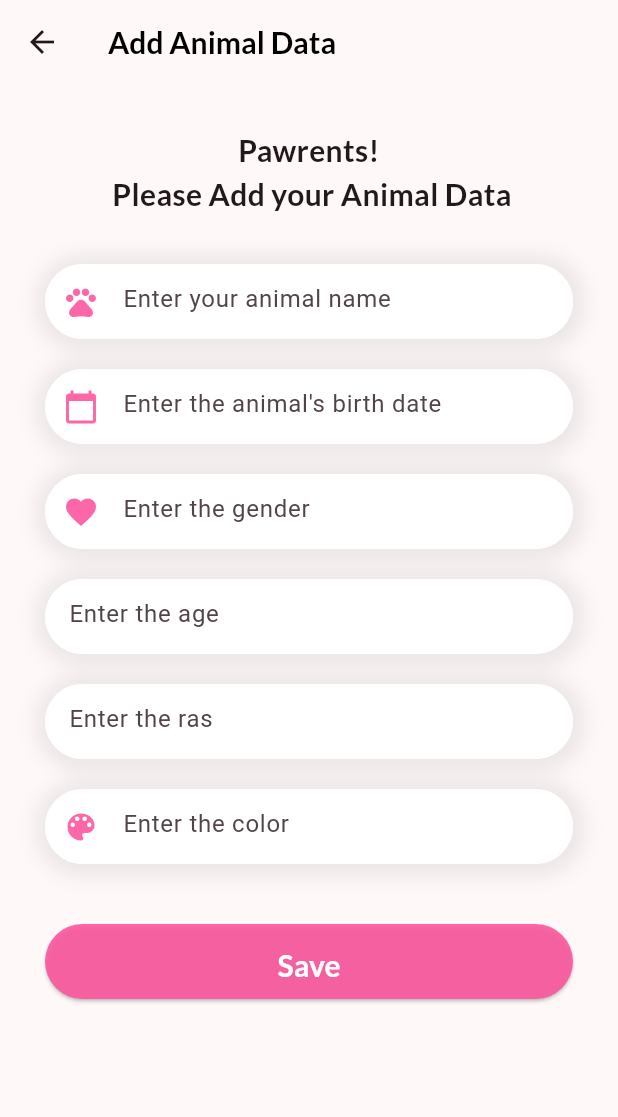
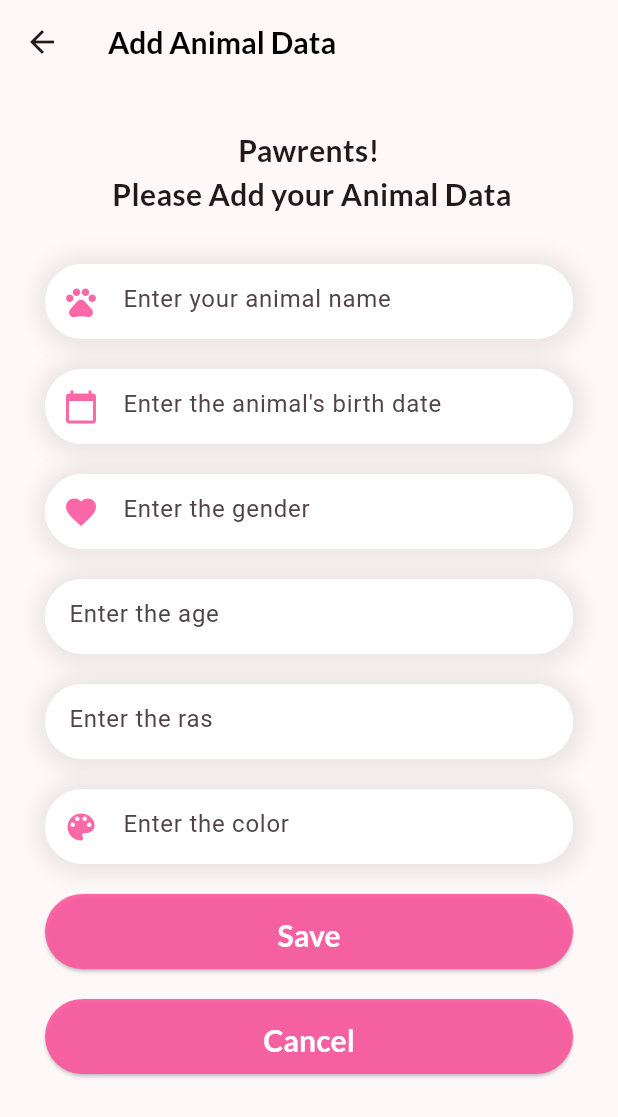
Before and after one commit to Tiarasekarsini/067_AloAnimal, a Flutter app: the AddAnimal screen opened directly, on a phone screen of 412 x 824 dp. Shown: the top 1117 px of the screen. Run offline on Flutter 3.47's test engine with Material 2 defaults, Android fonts, the phone set to English and light mode, and no system bars; our stand-ins replace cloud_firestore, firebase_auth, firebase_core, fluttertoast, google_fonts, smooth_page_indicator; accounts and stored records are empty.

Commit message:
add elevated button for cancel add animal data in view

```diff
--- a/lib/view/animaldata/add_animal.dart
+++ b/lib/view/animaldata/add_animal.dart
@@ -252,7 +252,7 @@ class _AddAnimalState extends State<AddAnimal> {
                 ),
               ),
               Container(
-                padding: const EdgeInsets.only(top: 540, left: 10, right: 10),
+                padding: const EdgeInsets.only(top: 520, left: 10, right: 10),
                 child: ElevatedButton(
                   style: ElevatedButton.styleFrom(
                     backgroundColor: Color.fromARGB(230, 252, 87, 158),
@@ -297,6 +297,40 @@ class _AddAnimalState extends State<AddAnimal> {
                   ),
                 ),
               ),
+              Container(
+                  padding: const EdgeInsets.only(top: 590, left: 10, right: 10),
+                  child: ElevatedButton(
+                    style: ElevatedButton.styleFrom(
+                      backgroundColor: Color.fromARGB(230, 252, 87, 158),
+                      minimumSize: Size(double.infinity, 50),
+                      shape: RoundedRectangleBorder(
+                          borderRadius: BorderRadius.circular(40)),
+                      textStyle: GoogleFonts.lato(
+                        fontSize: 18,
+                        color: Colors.white,
+                        letterSpacing: 3.5 / 100,
+                        height: 152 / 100,
+                      ),
+                    ),
+                    onPressed: () {
+                      Navigator.push(
+                          context,
+                          MaterialPageRoute(
+                              builder: ((context) => const AnimalData())));
+
+                      var snackBar = const SnackBar(
+                          content: Text('cancel to add animal data'));
+                      ScaffoldMessenger.of(context).showSnackBar(snackBar);
+                    },
+                    child: Text(
+                      'Cancel',
+                      style: GoogleFonts.lato(
+                        fontSize: 20,
+                        color: Colors.white,
+                        fontWeight: FontWeight.bold,
+                      ),
+                    ),
+                  )),
             ],
           ),
         ),
```
